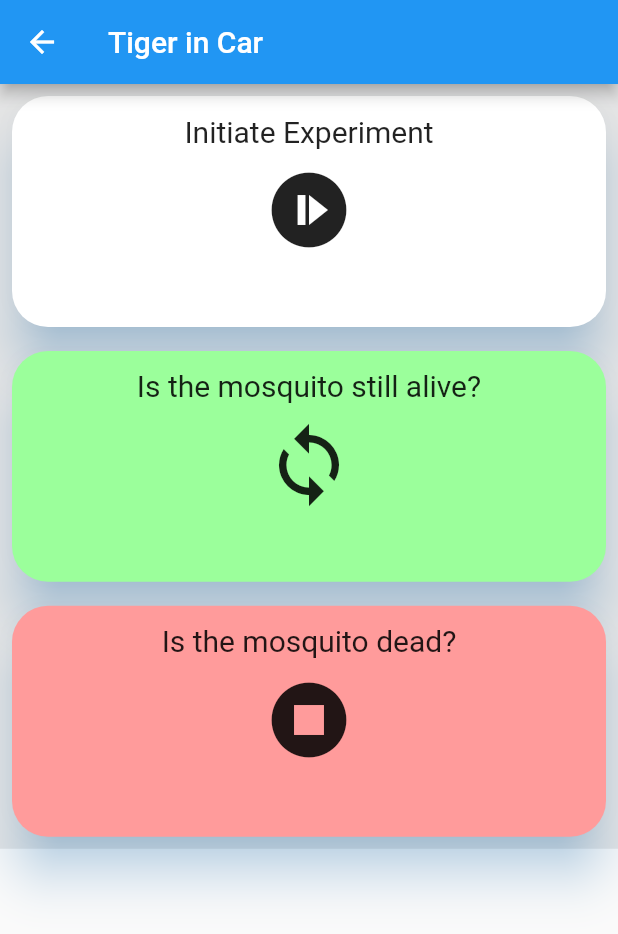
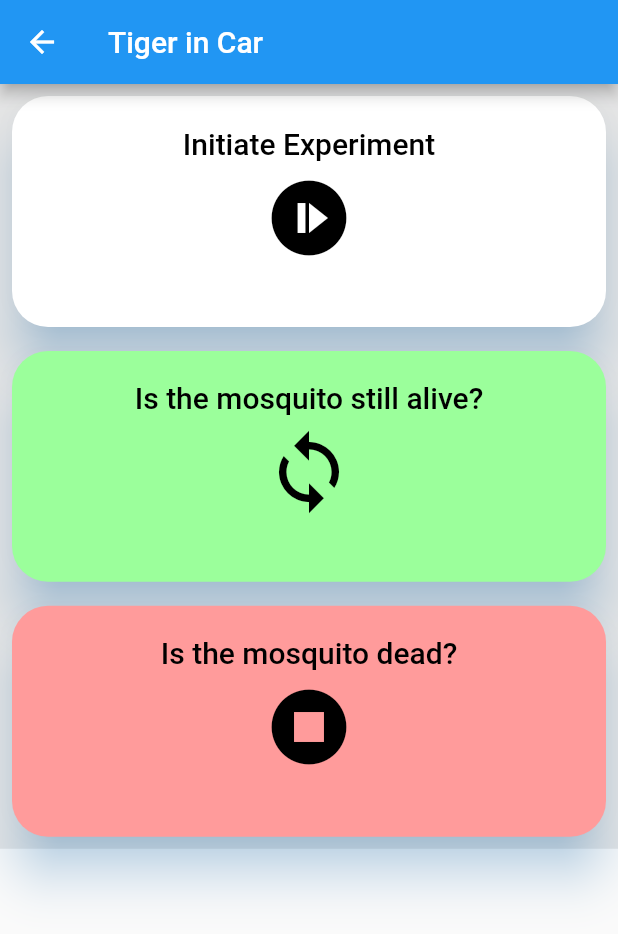
Before and after one commit to ActivitySpaceProject/space_mapper, a Flutter app: the ProjectDetail screen opened directly with empty values, after a tap on "PARTICIPATE", on a phone screen of 412 x 824 dp. Shown: the top 934 px of the screen. Run offline on Flutter 3.47's test engine with Material 2 defaults, Android fonts, the phone set to English and light mode, and no system bars; our stand-ins replace cached_network_image, charts_flutter, flutter_form_builder, flutter_map, flutter_vector_icons, geocoding and 5 more; missing offline and left inert: background_fetch, flutter_background_geolocation, mailto; accounts and stored records are empty; network calls fail.

Commit message:
Cards embedded in btn + remove DefaultTabController

```diff
--- a/Space_Mapper/lib/external_projects/tiger_in_car/main.dart
+++ b/Space_Mapper/lib/external_projects/tiger_in_car/main.dart
@@ -9,7 +9,6 @@ class TigerInCar extends StatefulWidget {
 class _TigerInCarState extends State<TigerInCar>
     with SingleTickerProviderStateMixin {
   final scaffoldKey = GlobalKey<ScaffoldState>();
-  final int numberOfScreens = 2;
 
   @override
   void initState() {
@@ -19,9 +18,7 @@ class _TigerInCarState extends State<TigerInCar>
   @override
   Widget build(BuildContext context) {
     return MaterialApp(
-      home: DefaultTabController(
-        length: numberOfScreens,
-        child: Scaffold(
+      home: Scaffold(
         appBar: AppBar(
             title: Text("Tiger in Car"),
             leading: IconButton(
@@ -33,7 +30,6 @@ class _TigerInCarState extends State<TigerInCar>
               },
             )),
         body: displayButtons(),
-        ),
       ),
     );
   }
@@ -50,17 +46,17 @@ class _TigerInCarState extends State<TigerInCar>
             // The following functions require 2 arguments: width and height
             // Width is an int that goes from 1 to 4 and it's relative to the screen's size => 1=25% of the screen's width, 2=50%, 3=75% and 4=100%
             // Height is a float
-            displayCard("Initiate Experiment",
+            displayCardBtn("Initiate Experiment",
                 Color.fromARGB(255, 255, 255, 255), Icons.not_started, 4, 1.65),
-            displayCard("Is the mosquito still alive?",
+            displayCardBtn("Is the mosquito still alive?",
                 Color.fromARGB(255, 155, 255, 155), Icons.sync, 4, 1.65),
-            displayCard("Is the mosquito dead?",
+            displayCardBtn("Is the mosquito dead?",
                 Color.fromARGB(255, 255, 155, 155), Icons.stop_circle, 4, 1.65),
           ],
         )));
   }
 
-  Widget displayCard(String text, Color backgroundColor, IconData icon,
+  Widget displayCardBtn(String text, Color backgroundColor, IconData icon,
       int width, num height) {
     return StaggeredGridTile.count(
       crossAxisCellCount: width,
@@ -76,21 +72,24 @@ class _TigerInCarState extends State<TigerInCar>
             padding: const EdgeInsets.symmetric(vertical: 12, horizontal: 12),
             child: SizedBox(
               height: 250,
+              child: TextButton(
+                onPressed: () {},
                 child: Column(
                   children: [
                     Text(
                       text,
                       textAlign: TextAlign.center,
                       style: TextStyle(
-                      fontSize: 20.0,
+                          fontSize: 20.0, color: Color.fromARGB(255, 0, 0, 0)),
                     ),
-                  ),
-                  SizedBox(height: 11.0),
+                    SizedBox(height: 8.0),
                     Icon(
                       icon,
                       size: 60.0,
+                      color: Color.fromARGB(255, 0, 0, 0),
                     ),
                   ],
+                ),
               ),
             ),
           ),
```
Lines whose indentation alone changed are shown as unchanged.
